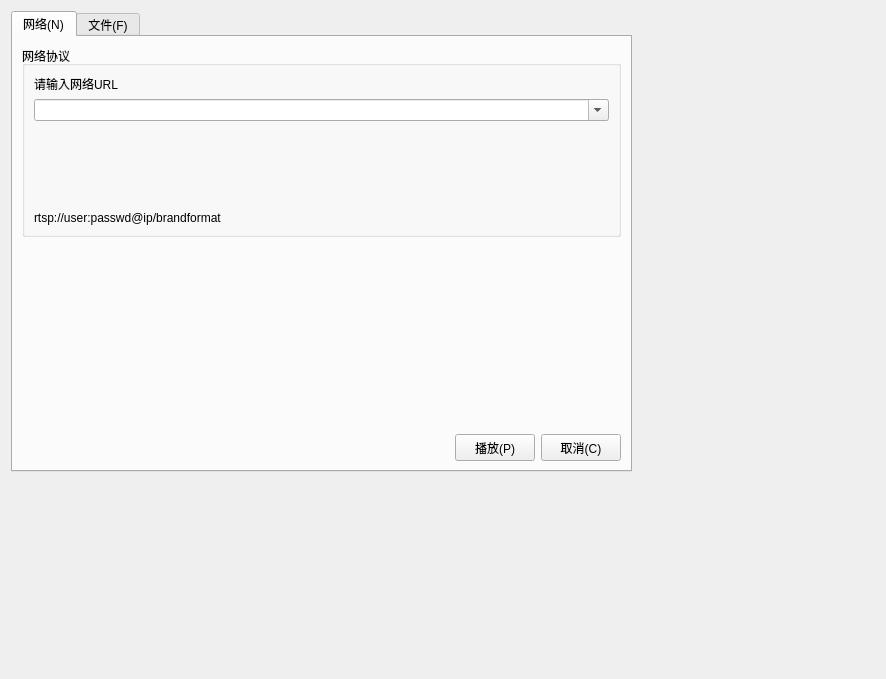
The window that openmediawindow.ui (desmend123/qt_ffmpeg_rtsp) describes before a commit, drawn with Qt 5.
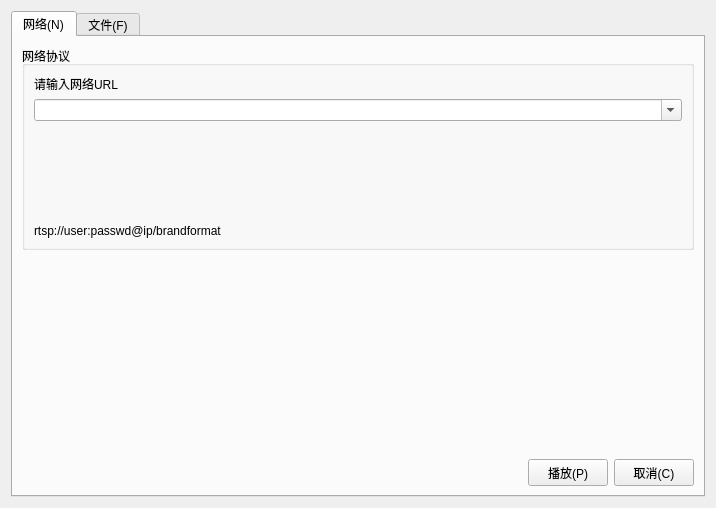
The same window after the commit.

```diff
--- a/openmediawindow.ui
+++ b/openmediawindow.ui
@@ -6,8 +6,8 @@
    <rect>
     <x>0</x>
     <y>0</y>
-    <width>886</width>
-    <height>679</height>
+    <width>716</width>
+    <height>508</height>
    </rect>
   </property>
   <property name="sizePolicy">
@@ -19,15 +19,9 @@
   <property name="windowTitle">
    <string>打开媒体</string>
   </property>
+  <layout class="QGridLayout" name="gridLayout_5">
+   <item row="0" column="0">
   <widget class="QTabWidget" name="tabWidget">
-   <property name="geometry">
-    <rect>
-     <x>11</x>
-     <y>11</y>
-     <width>621</width>
-     <height>461</height>
-    </rect>
-   </property>
    <property name="currentIndex">
     <number>0</number>
    </property>
@@ -290,6 +284,8 @@
     </layout>
    </widget>
   </widget>
+   </item>
+  </layout>
  </widget>
  <resources/>
  <connections/>
```
Lines whose indentation alone changed are shown as unchanged.
